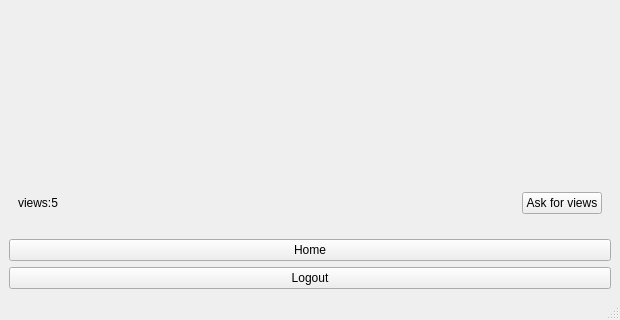
The window that viewphotowindow.ui (osamahammad21/Distributed) describes before a commit, drawn with Qt 5; both pictures show x 0 to 620 and y 162 to 482 of the 620 by 482 pixel window.
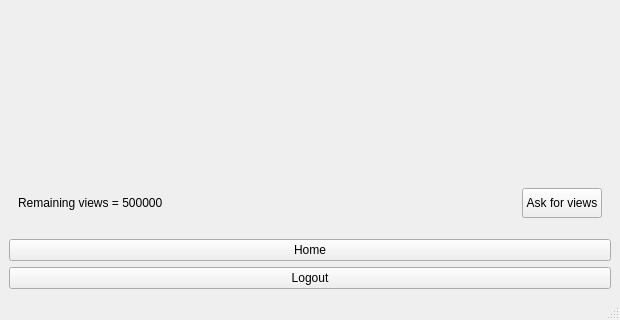
The same window after the commit.

Diff of the .ui file:
```diff
--- a/viewphotowindow.ui
+++ b/viewphotowindow.ui
@@ -58,7 +58,7 @@
           <widget class="QLabel" name="label_no_views">
            <property name="maximumSize">
             <size>
-             <width>100</width>
+             <width>200</width>
              <height>20</height>
             </size>
            </property>
@@ -69,7 +69,7 @@
             <enum>QFrame::Plain</enum>
            </property>
            <property name="text">
-            <string>views:5</string>
+            <string>Remaining views = 500000</string>
            </property>
           </widget>
          </item>
@@ -88,6 +88,12 @@
          </item>
          <item>
           <widget class="QPushButton" name="pushButton_more_views">
+           <property name="maximumSize">
+            <size>
+             <width>110</width>
+             <height>30</height>
+            </size>
+           </property>
            <property name="contextMenuPolicy">
             <enum>Qt::DefaultContextMenu</enum>
            </property>
```
